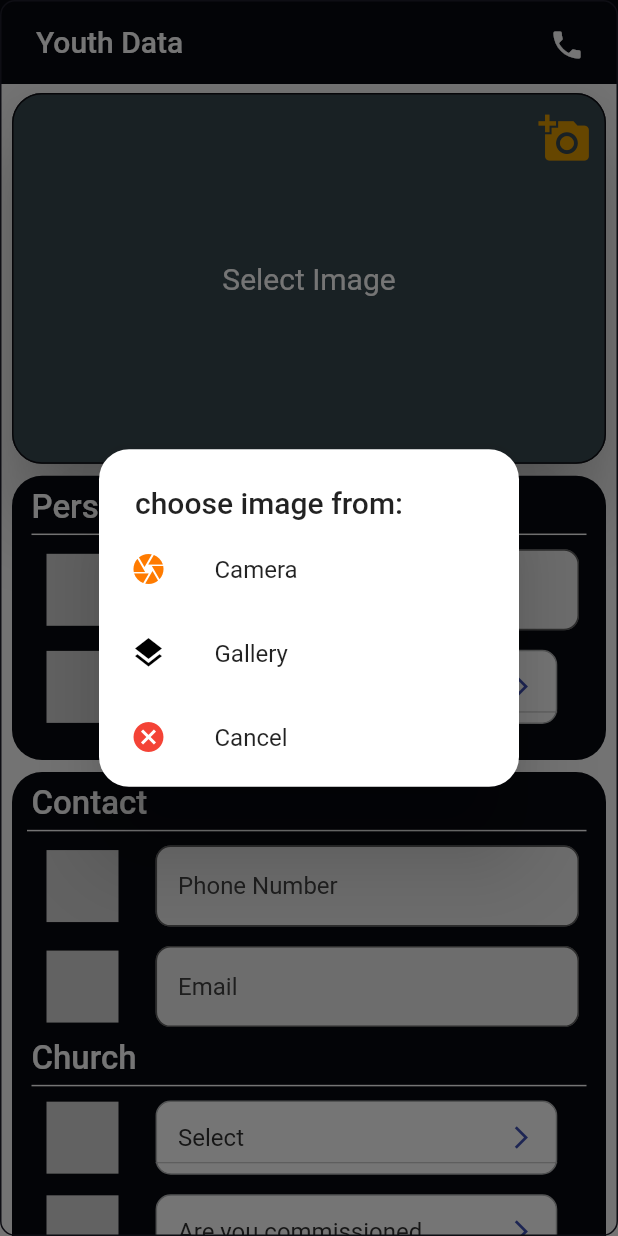
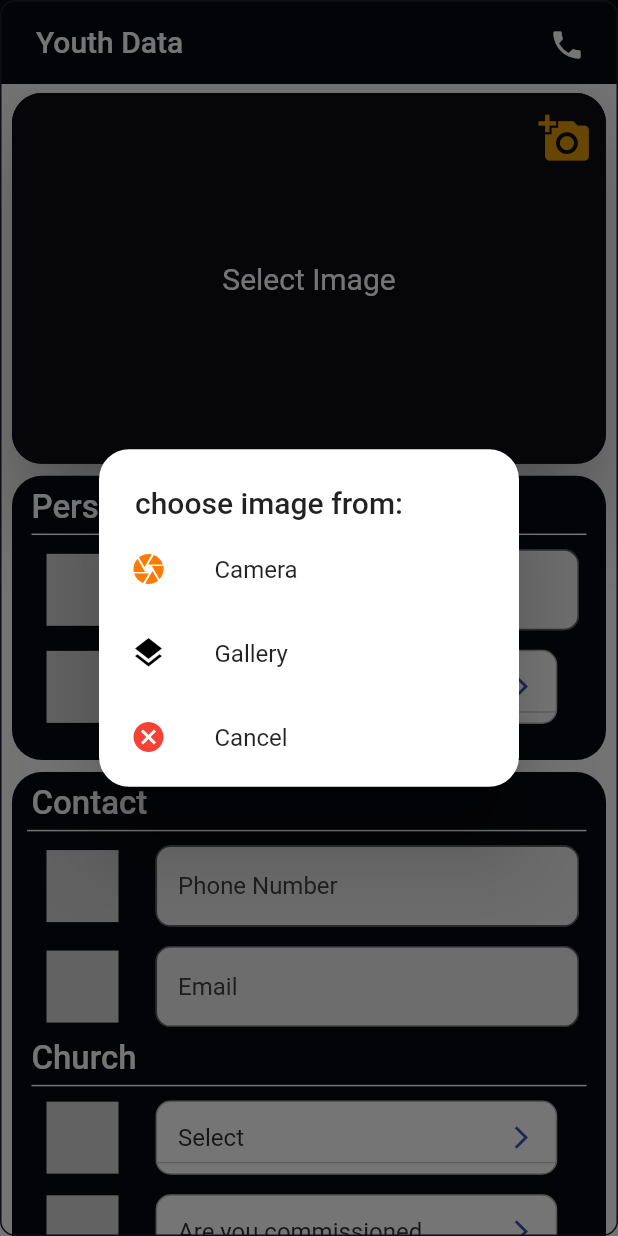
Before and after one commit to emilio-kariuki/data, a Flutter app: the screen it shows after launch, after a tap on the "add a photo" icon, on a phone screen of 412 x 824 dp. Run offline on Flutter 3.47's test engine with Material 2 defaults, Android fonts, the light colour scheme and no system bars; drawn by our look-alikes of dropdown_button2; our stand-ins replace dio, flutter_svg, fluttertoast, get, google_fonts, image_picker and 1 more; missing offline and left inert: contactus; Roboto replaces fonts that are missing (Redressed); project files that could hold a hidden picture were left out.

Commit message:
April 12, 2022 12:26 AM

```diff
--- a/lib/Screens/Home.dart
+++ b/lib/Screens/Home.dart
@@ -106,7 +106,7 @@ class _HomeState extends State<Home> {
                   child: Stack(
                     children: [
                       Material(
-                        color: Color.fromARGB(255, 36, 47, 53),
+                        color: Color.fromARGB(255, 14, 14, 20),
                         elevation: 20,
                         borderRadius: BorderRadius.circular(20),
                         child: Container(
@@ -130,7 +130,7 @@ class _HomeState extends State<Home> {
                           height: size.height * 0.3,
                           width: size.width,
                           decoration: BoxDecoration(
-                            color: Colors.blueGrey[800],
+                            color: Color.fromARGB(255, 14, 14, 20),
                             // boxShadow: [
                             //   BoxShadow(
                             //     color:
```
